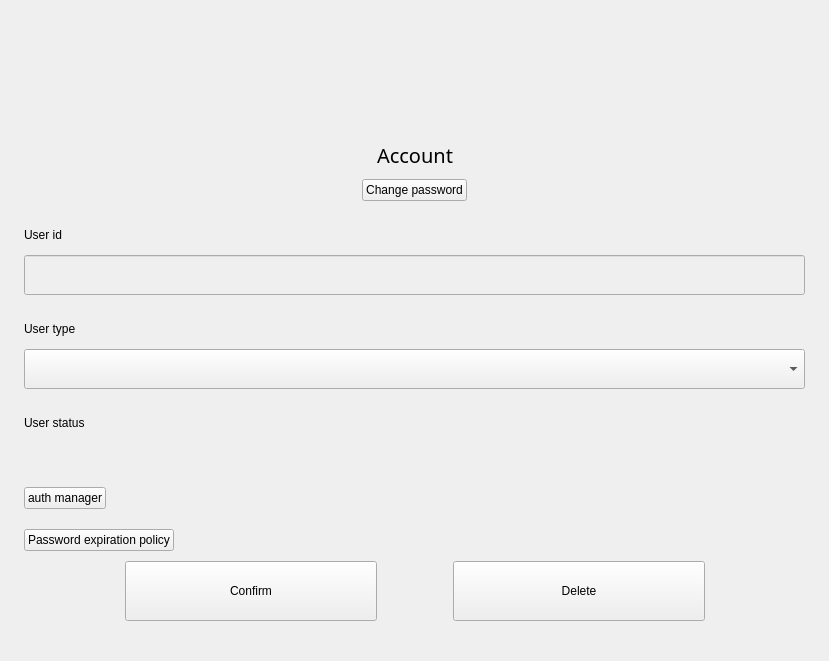
Old version of the form plugins/account/src/pages/user-info-page/user-info-page.ui in the repository openeuler-mirror/kiran-control-panel.
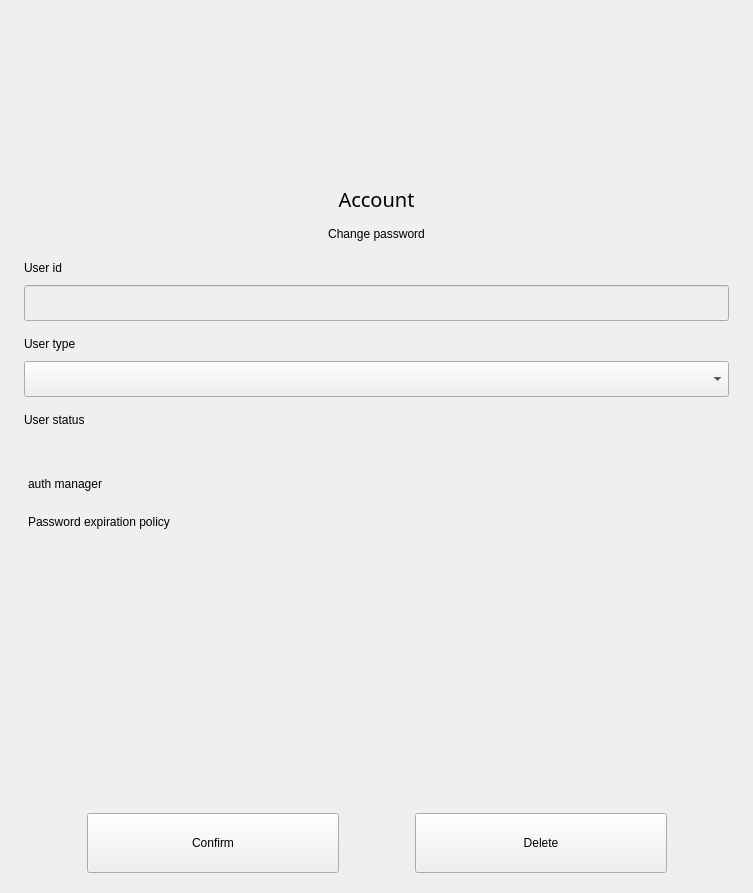
New version of the form. Custom widgets are drawn as their Qt base class.

```diff
--- a/plugins/account/src/pages/user-info-page/user-info-page.ui
+++ b/plugins/account/src/pages/user-info-page/user-info-page.ui
@@ -6,8 +6,8 @@
    <rect>
     <x>0</x>
     <y>0</y>
-    <width>829</width>
-    <height>661</height>
+    <width>753</width>
+    <height>893</height>
    </rect>
   </property>
   <property name="windowTitle">
@@ -51,6 +51,9 @@
        <property name="spacing">
         <number>0</number>
        </property>
+       <property name="sizeConstraint">
+        <enum>QLayout::SetMinimumSize</enum>
+       </property>
        <property name="leftMargin">
         <number>0</number>
        </property>
@@ -64,30 +67,22 @@
         <number>0</number>
        </property>
        <item>
-        <layout class="QHBoxLayout" name="userInfo_row_1">
-         <property name="spacing">
-          <number>0</number>
-         </property>
-         <property name="topMargin">
-          <number>50</number>
-         </property>
-         <property name="bottomMargin">
-          <number>0</number>
-         </property>
-         <item>
-          <spacer name="horizontalSpacer">
+        <spacer name="verticalSpacer">
            <property name="orientation">
-            <enum>Qt::Horizontal</enum>
+          <enum>Qt::Vertical</enum>
+         </property>
+         <property name="sizeType">
+          <enum>QSizePolicy::Fixed</enum>
            </property>
            <property name="sizeHint" stdset="0">
             <size>
-             <width>40</width>
-             <height>20</height>
+           <width>20</width>
+           <height>25</height>
             </size>
            </property>
           </spacer>
          </item>
-         <item>
+       <item alignment="Qt::AlignHCenter">
           <widget class="UserAvatarWidget" name="avatar" native="true">
            <property name="sizePolicy">
             <sizepolicy hsizetype="Fixed" vsizetype="Fixed">
@@ -110,37 +105,17 @@
           </widget>
          </item>
          <item>
-          <spacer name="horizontalSpacer_2">
+        <spacer name="verticalSpacer_1">
            <property name="orientation">
-            <enum>Qt::Horizontal</enum>
-           </property>
-           <property name="sizeHint" stdset="0">
-            <size>
-             <width>40</width>
-             <height>20</height>
-            </size>
-           </property>
-          </spacer>
-         </item>
-        </layout>
-       </item>
-       <item>
-        <layout class="QHBoxLayout" name="userInfo_row_2">
-         <property name="spacing">
-          <number>0</number>
-         </property>
-         <property name="topMargin">
-          <number>24</number>
-         </property>
-         <item>
-          <spacer name="horizontalSpacer_3">
-           <property name="orientation">
-            <enum>Qt::Horizontal</enum>
-           </property>
+          <enum>Qt::Vertical</enum>
+         </property>
+         <property name="sizeType">
+          <enum>QSizePolicy::Fixed</enum>
+         </property>
            <property name="sizeHint" stdset="0">
             <size>
-             <width>40</width>
-             <height>20</height>
+           <width>20</width>
+           <height>10</height>
             </size>
            </property>
           </spacer>
@@ -162,71 +137,47 @@
           </widget>
          </item>
          <item>
-          <spacer name="horizontalSpacer_4">
+        <spacer name="verticalSpacer_4">
            <property name="orientation">
-            <enum>Qt::Horizontal</enum>
-           </property>
-           <property name="sizeHint" stdset="0">
-            <size>
-             <width>40</width>
-             <height>20</height>
-            </size>
-           </property>
-          </spacer>
-         </item>
-        </layout>
-       </item>
-       <item>
-        <layout class="QHBoxLayout" name="userInfo_row_3">
-         <property name="spacing">
-          <number>0</number>
-         </property>
-         <property name="topMargin">
-          <number>10</number>
-         </property>
-         <item>
-          <spacer name="horizontalSpacer_5">
-           <property name="orientation">
-            <enum>Qt::Horizontal</enum>
-           </property>
+          <enum>Qt::Vertical</enum>
+         </property>
+         <property name="sizeType">
+          <enum>QSizePolicy::Fixed</enum>
+         </property>
            <property name="sizeHint" stdset="0">
             <size>
-             <width>40</width>
-             <height>20</height>
+           <width>20</width>
+           <height>10</height>
             </size>
            </property>
           </spacer>
          </item>
-         <item>
+       <item alignment="Qt::AlignHCenter">
           <widget class="QPushButton" name="btn_changePasswd">
            <property name="text">
             <string>Change password</string>
            </property>
+         <property name="flat">
+          <bool>true</bool>
+         </property>
           </widget>
          </item>
          <item>
-          <spacer name="horizontalSpacer_6">
+        <spacer name="verticalSpacer_5">
            <property name="orientation">
-            <enum>Qt::Horizontal</enum>
+          <enum>Qt::Vertical</enum>
+         </property>
+         <property name="sizeType">
+          <enum>QSizePolicy::Fixed</enum>
            </property>
            <property name="sizeHint" stdset="0">
             <size>
-             <width>40</width>
-             <height>20</height>
+           <width>20</width>
+           <height>16</height>
             </size>
            </property>
           </spacer>
          </item>
-        </layout>
-       </item>
-       <item>
-        <layout class="QHBoxLayout" name="userInfo_row_4">
-         <property name="spacing">
-          <number>0</number>
-         </property>
-         <property name="topMargin">
-          <number>24</number>
-         </property>
          <item>
           <widget class="QLabel" name="label_userID">
            <property name="text">
@@ -235,28 +186,21 @@
           </widget>
          </item>
          <item>
-          <spacer name="horizontalSpacer_7">
+        <spacer name="verticalSpacer_6">
            <property name="orientation">
-            <enum>Qt::Horizontal</enum>
+          <enum>Qt::Vertical</enum>
+         </property>
+         <property name="sizeType">
+          <enum>QSizePolicy::Fixed</enum>
            </property>
            <property name="sizeHint" stdset="0">
             <size>
-             <width>40</width>
-             <height>20</height>
+           <width>20</width>
+           <height>10</height>
             </size>
            </property>
           </spacer>
          </item>
-        </layout>
-       </item>
-       <item>
-        <layout class="QHBoxLayout" name="userInfo_row_5">
-         <property name="spacing">
-          <number>0</number>
-         </property>
-         <property name="topMargin">
-          <number>10</number>
-         </property>
          <item>
           <widget class="QLineEdit" name="edit_userID">
            <property name="enabled">
@@ -265,27 +209,33 @@
            <property name="minimumSize">
             <size>
              <width>0</width>
-             <height>40</height>
+           <height>36</height>
             </size>
            </property>
            <property name="maximumSize">
             <size>
              <width>16777215</width>
-             <height>40</height>
+           <height>36</height>
             </size>
            </property>
           </widget>
          </item>
-        </layout>
-       </item>
        <item>
-        <layout class="QHBoxLayout" name="userInfo_row_6">
-         <property name="spacing">
-          <number>0</number>
+        <spacer name="verticalSpacer_7">
+         <property name="orientation">
+          <enum>Qt::Vertical</enum>
          </property>
-         <property name="topMargin">
-          <number>24</number>
+         <property name="sizeType">
+          <enum>QSizePolicy::Fixed</enum>
          </property>
+         <property name="sizeHint" stdset="0">
+          <size>
+           <width>20</width>
+           <height>16</height>
+          </size>
+         </property>
+        </spacer>
+       </item>
          <item>
           <widget class="QLabel" name="label_userType">
            <property name="text">
@@ -294,28 +244,21 @@
           </widget>
          </item>
          <item>
-          <spacer name="horizontalSpacer_8">
+        <spacer name="verticalSpacer_8">
            <property name="orientation">
-            <enum>Qt::Horizontal</enum>
+          <enum>Qt::Vertical</enum>
+         </property>
+         <property name="sizeType">
+          <enum>QSizePolicy::Fixed</enum>
            </property>
            <property name="sizeHint" stdset="0">
             <size>
-             <width>40</width>
-             <height>20</height>
+           <width>20</width>
+           <height>10</height>
             </size>
            </property>
           </spacer>
          </item>
-        </layout>
-       </item>
-       <item>
-        <layout class="QHBoxLayout" name="userInfo_row_7">
-         <property name="spacing">
-          <number>0</number>
-         </property>
-         <property name="topMargin">
-          <number>10</number>
-         </property>
          <item>
           <widget class="QComboBox" name="combo_userType">
            <property name="sizePolicy">
@@ -327,27 +270,33 @@
            <property name="minimumSize">
             <size>
              <width>0</width>
-             <height>40</height>
+           <height>36</height>
             </size>
            </property>
            <property name="maximumSize">
             <size>
              <width>16777215</width>
-             <height>40</height>
+           <height>36</height>
             </size>
            </property>
           </widget>
          </item>
-        </layout>
-       </item>
        <item>
-        <layout class="QHBoxLayout" name="userInfo_row_8">
-         <property name="spacing">
-          <number>0</number>
+        <spacer name="verticalSpacer_9">
+         <property name="orientation">
+          <enum>Qt::Vertical</enum>
          </property>
-         <property name="topMargin">
-          <number>24</number>
+         <property name="sizeType">
+          <enum>QSizePolicy::Fixed</enum>
          </property>
+         <property name="sizeHint" stdset="0">
+          <size>
+           <width>20</width>
+           <height>16</height>
+          </size>
+         </property>
+        </spacer>
+       </item>
          <item>
           <widget class="QLabel" name="label_userStatus">
            <property name="text">
@@ -356,21 +305,6 @@
           </widget>
          </item>
          <item>
-          <spacer name="horizontalSpacer_10">
-           <property name="orientation">
-            <enum>Qt::Horizontal</enum>
-           </property>
-           <property name="sizeHint" stdset="0">
-            <size>
-             <width>40</width>
-             <height>20</height>
-            </size>
-           </property>
-          </spacer>
-         </item>
-        </layout>
-       </item>
-       <item>
         <layout class="QHBoxLayout" name="layout_userStatusSwitch">
          <property name="spacing">
           <number>0</number>
@@ -394,17 +328,22 @@
         </layout>
        </item>
        <item>
-        <layout class="QHBoxLayout" name="horizontalLayout_2">
-         <property name="spacing">
-          <number>0</number>
+        <spacer name="verticalSpacer_10">
+         <property name="orientation">
+          <enum>Qt::Vertical</enum>
          </property>
-         <property name="topMargin">
-          <number>24</number>
+         <property name="sizeType">
+          <enum>QSizePolicy::Fixed</enum>
          </property>
-         <property name="bottomMargin">
-          <number>10</number>
+         <property name="sizeHint" stdset="0">
+          <size>
+           <width>20</width>
+           <height>16</height>
+          </size>
          </property>
-         <item>
+        </spacer>
+       </item>
+       <item alignment="Qt::AlignLeft|Qt::AlignVCenter">
           <widget class="QPushButton" name="btn_authManager">
            <property name="sizePolicy">
             <sizepolicy hsizetype="Minimum" vsizetype="Fixed">
@@ -415,76 +354,60 @@
            <property name="text">
             <string>auth manager</string>
            </property>
+         <property name="flat">
+          <bool>true</bool>
+         </property>
           </widget>
          </item>
          <item>
-          <spacer name="horizontalSpacer_17">
-           <property name="orientation">
-            <enum>Qt::Horizontal</enum>
-           </property>
-           <property name="sizeHint" stdset="0">
-            <size>
-             <width>40</width>
-             <height>20</height>
-            </size>
-           </property>
-          </spacer>
-         </item>
-        </layout>
-       </item>
-       <item>
-        <spacer name="verticalSpacer_3">
+        <spacer name="verticalSpacer_11">
          <property name="orientation">
           <enum>Qt::Vertical</enum>
          </property>
+         <property name="sizeType">
+          <enum>QSizePolicy::Fixed</enum>
+         </property>
          <property name="sizeHint" stdset="0">
           <size>
            <width>20</width>
-           <height>40</height>
+           <height>16</height>
           </size>
          </property>
         </spacer>
        </item>
-       <item>
-        <layout class="QHBoxLayout" name="horizontalLayout">
-         <property name="spacing">
-          <number>0</number>
-         </property>
-         <property name="topMargin">
-          <number>10</number>
-         </property>
-         <property name="bottomMargin">
-          <number>10</number>
-         </property>
-         <item>
+       <item alignment="Qt::AlignLeft|Qt::AlignVCenter">
           <widget class="QPushButton" name="btn_passwdExpirationPolicy">
            <property name="text">
             <string>Password expiration policy</string>
            </property>
+         <property name="flat">
+          <bool>true</bool>
+         </property>
           </widget>
          </item>
          <item>
-          <spacer name="horizontalSpacer_18">
+        <spacer name="verticalSpacer_3">
            <property name="orientation">
-            <enum>Qt::Horizontal</enum>
+          <enum>Qt::Vertical</enum>
            </property>
            <property name="sizeHint" stdset="0">
             <size>
-             <width>40</width>
-             <height>20</height>
+           <width>20</width>
+           <height>40</height>
             </size>
            </property>
           </spacer>
-         </item>
-        </layout>
        </item>
        <item>
         <layout class="QHBoxLayout" name="userInfo_row_10">
          <property name="spacing">
           <number>0</number>
          </property>
+         <property name="topMargin">
+          <number>0</number>
+         </property>
          <property name="bottomMargin">
-          <number>40</number>
+          <number>0</number>
          </property>
          <item>
           <spacer name="horizontalSpacer_12">
@@ -580,6 +503,22 @@
          </item>
         </layout>
        </item>
+       <item>
+        <spacer name="verticalSpacer_12">
+         <property name="orientation">
+          <enum>Qt::Vertical</enum>
+         </property>
+         <property name="sizeType">
+          <enum>QSizePolicy::Fixed</enum>
+         </property>
+         <property name="sizeHint" stdset="0">
+          <size>
+           <width>20</width>
+           <height>20</height>
+          </size>
+         </property>
+        </spacer>
+       </item>
       </layout>
      </widget>
      <widget class="QWidget" name="page_changePasswd">
```
Left out of the diff: 17 changed lines with no effect on the pictures. Lines whose indentation alone changed are shown as unchanged.
